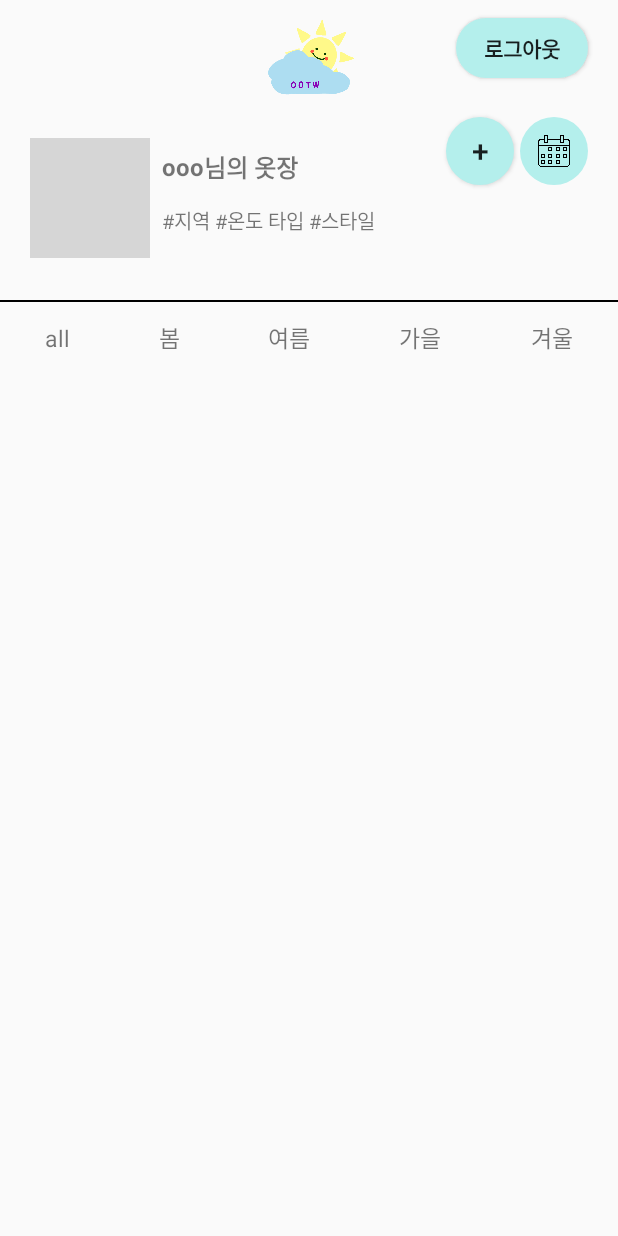
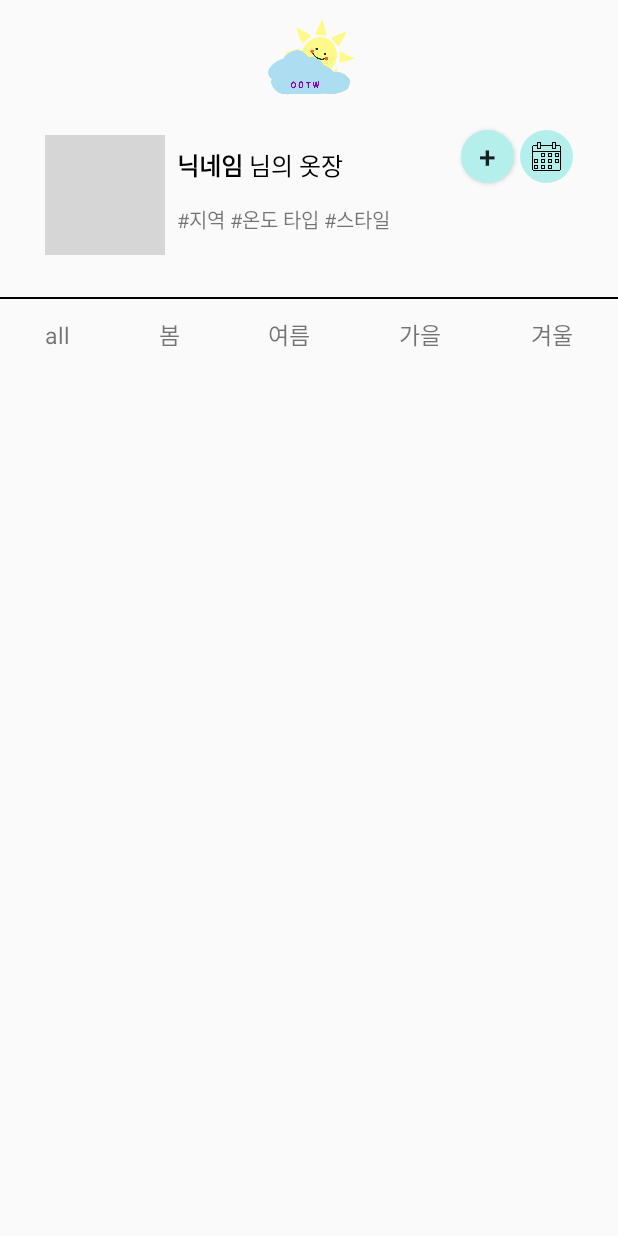
Before and after one commit to cyj2825/OOTW, an Android app: the fragment ClosetFragment shown on its own in the app's theme, on a phone screen of 412 x 824 dp. Run offline under Robolectric (Android 15) with nearby library versions, the light colour scheme and no system bars; our stand-ins replace CircleImageView; grey boxes are pictures that could not be loaded.

Commit message:
로그아웃 기능 마이페이지로 이동, 화면 디자인 수정

```diff
--- a/app/src/main/java/com/example/ootw/fragment/ClosetFragment.kt
+++ b/app/src/main/java/com/example/ootw/fragment/ClosetFragment.kt
@@ -33,7 +33,6 @@ class ClosetFragment : Fragment(), View.OnClickListener {
         savedInstanceState: Bundle?
     ): View? {
         val view = inflater.inflate(R.layout.fragment_closet, container, false)
-        view.findViewById<Button>(R.id.btn_logout).setOnClickListener(this)
         view.findViewById<Button>(R.id.btn_Closet_plus).setOnClickListener(this)
         view.findViewById<ImageButton>(R.id.btn_Closet_Calendar).setOnClickListener(this)
         view.findViewById<TextView>(R.id.tv_Closet_all).setOnClickListener(this)
@@ -84,12 +83,7 @@ class ClosetFragment : Fragment(), View.OnClickListener {
                 startActivity(intent)
                 requireActivity().overridePendingTransition(0, 0)
             }
-            R.id.btn_logout -> {
-                val intent = Intent(requireContext(), LoginActivity::class.java)
-                startActivity(intent)
-                requireActivity().overridePendingTransition(0, 0)
-                Toast.makeText(requireContext(), "로그아웃 완료!!", Toast.LENGTH_SHORT).show()
-            }
+
             R.id.tv_Closet_all -> {
                 requireActivity().supportFragmentManager.beginTransaction()
                     .replace(R.id.view_Closet, MyFeedAllFragment())
--- a/app/src/main/res/layout/fragment_closet.xml
+++ b/app/src/main/res/layout/fragment_closet.xml
@@ -5,18 +5,6 @@
     android:layout_width="match_parent"
     android:layout_height="match_parent"
     tools:context=".fragment.ClosetFragment">
-
-    <Button
-        android:id="@+id/btn_logout"
-        android:layout_width="wrap_content"
-        android:layout_height="40dp"
-        android:layout_marginTop="12dp"
-        android:layout_marginEnd="20dp"
-        android:text="로그아웃"
-        android:textStyle="bold"
-        android:background="@drawable/bg_basicbtn"
-        app:layout_constraintEnd_toEndOf="parent"
-        app:layout_constraintTop_toTopOf="parent"/>
 
     <ImageView
         android:id="@+id/iv_Closet_mainlogo"
@@ -33,11 +21,11 @@
         android:layout_width="80dp"
         android:layout_height="80dp"
         android:layout_gravity="center"
-        android:layout_marginStart="20dp"
-        android:layout_marginTop="40dp"
+        android:layout_marginStart="30dp"
+        android:layout_marginTop="10dp"
         android:src="@drawable/feed_profile"
         app:layout_constraintStart_toStartOf="parent"
-        app:layout_constraintTop_toBottomOf="@id/btn_logout" />
+        app:layout_constraintTop_toBottomOf="@id/iv_Closet_mainlogo" />
 
     <TextView
         android:id="@+id/tv_Closet_name"
@@ -45,7 +33,8 @@
         android:layout_height="wrap_content"
         android:layout_marginStart="8dp"
         android:layout_marginTop="8dp"
-        android:text="ooo"
+        android:text="닉네임"
+        android:textColor="@color/black"
         android:textSize="16sp"
         android:textStyle="bold"
         app:layout_constraintStart_toEndOf="@+id/iv_Closet_profileImg"
@@ -55,17 +44,18 @@
         android:id="@+id/tv_Closet_title"
         android:layout_width="wrap_content"
         android:layout_height="wrap_content"
+        android:layout_marginStart="4dp"
         android:text="님의 옷장"
         android:textSize="16sp"
-        android:textStyle="bold"
+        android:textColor="@color/black"
         app:layout_constraintBottom_toBottomOf="@id/tv_Closet_name"
         app:layout_constraintStart_toEndOf="@+id/tv_Closet_name"
         app:layout_constraintTop_toTopOf="@id/tv_Closet_name" />
 
     <Button
         android:id="@+id/btn_Closet_plus"
-        android:layout_width="45dp"
-        android:layout_height="45dp"
+        android:layout_width="35dp"
+        android:layout_height="35dp"
         android:layout_marginEnd="4dp"
         android:text="+"
         android:textSize="20sp"
@@ -75,10 +65,10 @@
 
     <ImageButton
         android:id="@+id/btn_Closet_Calendar"
-        android:layout_width="45dp"
-        android:layout_height="45dp"
-        android:layout_marginEnd="20dp"
-        android:padding="8dp"
+        android:layout_width="35dp"
+        android:layout_height="35dp"
+        android:layout_marginEnd="30dp"
+        android:padding="4dp"
         android:src="@drawable/calendar"
         android:scaleType="fitCenter"
         android:background="@drawable/bg_basicbtn"
--- a/app/src/main/res/layout/fragment_like.xml
+++ b/app/src/main/res/layout/fragment_like.xml
@@ -22,8 +22,9 @@
         android:layout_width="wrap_content"
         android:layout_height="wrap_content"
         android:layout_marginTop="10dp"
-        android:layout_marginHorizontal="20dp"
+        android:layout_marginHorizontal="24dp"
         android:text="좋아요한 게시글"
+        android:textColor="@color/black"
         android:textSize="20sp"
         android:textStyle="bold"
         app:layout_constraintStart_toStartOf="parent"
@@ -34,7 +35,7 @@
         android:layout_width="0dp"
         android:layout_height="0dp"
         android:layout_marginTop="8dp"
-        android:layout_marginHorizontal="20dp"
+        android:layout_marginHorizontal="24dp"
         tools:listitem="@layout/list_item_post"
         app:layout_constraintBottom_toBottomOf="parent"
         app:layout_constraintEnd_toEndOf="parent"
```
Also changed, not shown: app/src/main/java/com/example/ootw/fragment/MyPageFragment.kt (+14 -4 lines), app/src/main/res/layout/fragment_my_page.xml (+71 -30 lines), app/src/main/res/layout/fragment_notice.xml (+6 -3 lines).
